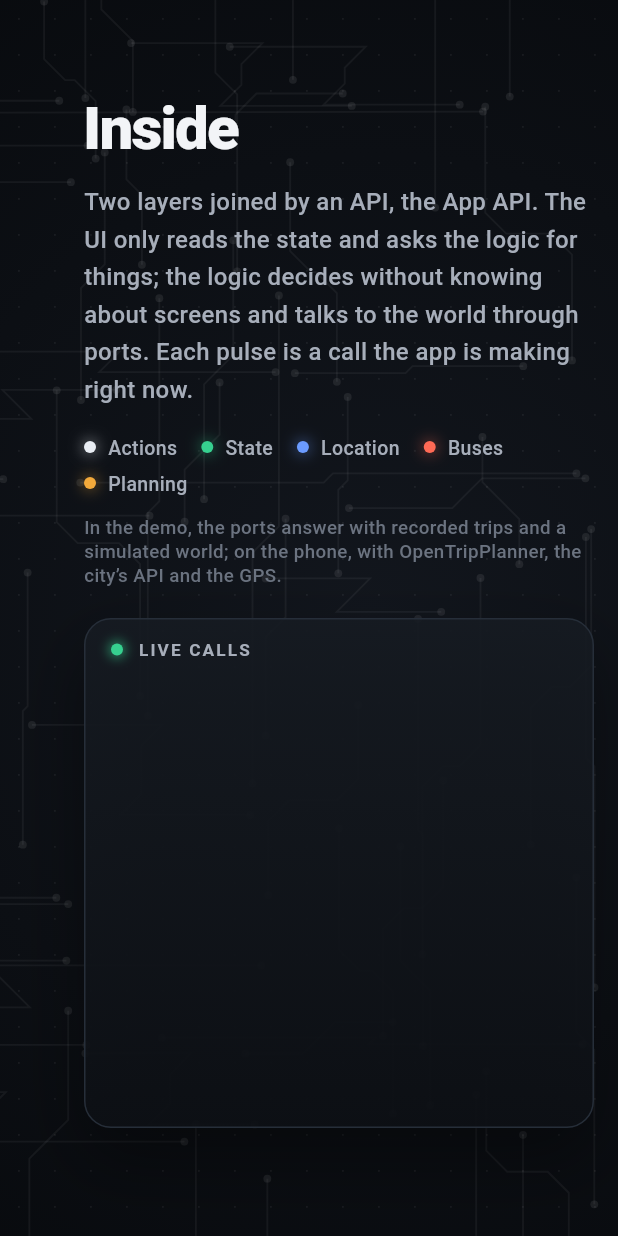
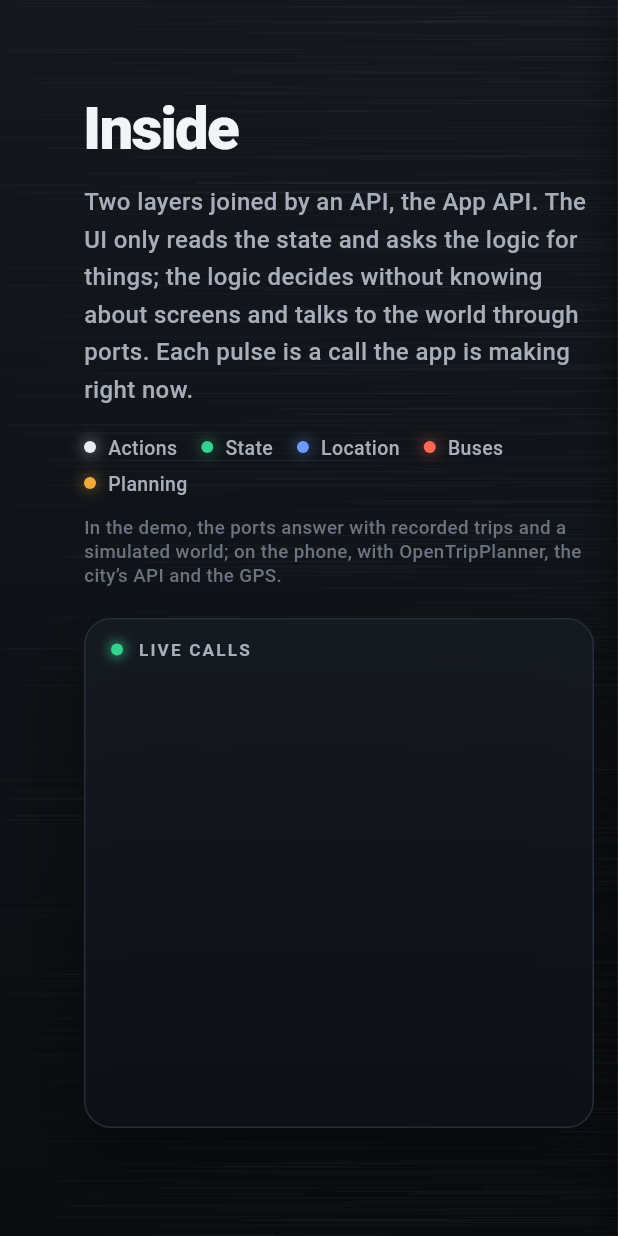
Before and after one commit to Felichz/bondi-uy, a Flutter app: the UnderTheHood widget shown alone on an empty page, opened directly with empty values, on a phone screen of 412 x 824 dp. Run offline on Flutter 3.47's test engine with Material 3 defaults, Android fonts, the phone set to English and light mode, and no system bars; our stand-ins replace flutter_riverpod, geolocator, web; network calls fail.

Commit message:
feat(web): the UI sits on a chassis, the logic on the board

```diff
--- a/lib/ui/texts/texts.dart
+++ b/lib/ui/texts/texts.dart
@@ -179,6 +179,8 @@ abstract class Texts {
   String get webViewPresentation;
   String get webViewByInside;
   String get coreTitle;
+  String get coreLayerUi;
+  String get coreLayerLogic;
   String get coreAlighting;
   String get coreNoteDemo;
   String get coreConsole;
@@ -519,6 +521,10 @@ class TextosEs extends Texts {
   String get webViewByInside => 'Por dentro';
   @override
   String get coreTitle => 'Por dentro';
+  @override
+  String get coreLayerUi => 'CAPA DE UI';
+  @override
+  String get coreLayerLogic => 'CAPA DE LÓGICA';
   @override
   String get coreAlighting =>
       'Dos capas unidas por una API, la App API. La UI solo lee el estado y le '
@@ -912,6 +918,10 @@ class TextosEn extends Texts {
   @override
   String get coreTitle => 'Inside';
   @override
+  String get coreLayerUi => 'UI LAYER';
+  @override
+  String get coreLayerLogic => 'LOGIC LAYER';
+  @override
   String get coreAlighting =>
       'Two layers joined by an API, the App API. The UI only reads the state and '
       'asks the logic for things; the logic decides without knowing about '
--- a/lib/ui/web/under_the_hood.dart
+++ b/lib/ui/web/under_the_hood.dart
@@ -172,6 +172,42 @@ class _Plane {
 
   /// The bodies of the chips (the contract included): the live part is painted underneath,
   /// so a track enters a chip through its pins and does not cross over it.
+  /// Where the circuit board starts: the UI side (the story and the phone)
+  /// sits on the chassis, the logic on the board.
+  late final double boardEdge = connector.right + 4;
+
+  /// The board's outline. It has a notch where the App API sits, so the
+  /// contract stands half on the chassis and half on the board: it is the
+  /// boundary between the two layers.
+  late final Path board = () {
+    final x = boardEdge;
+    final notchX = contract.center.dx;
+    final top = contract.top - 24, bottom = contract.bottom + 24;
+    const outer = Radius.circular(8), inner = Radius.circular(14);
+    return Path()
+      ..moveTo(x, 0)
+      ..lineTo(size.width, 0)
+      ..lineTo(size.width, size.height)
+      ..lineTo(x, size.height)
+      ..lineTo(x, bottom + outer.y)
+      ..arcToPoint(Offset(x + outer.x, bottom), radius: outer)
+      ..lineTo(notchX - inner.x, bottom)
+      ..arcToPoint(
+        Offset(notchX, bottom - inner.y),
+        radius: inner,
+        clockwise: false,
+      )
+      ..lineTo(notchX, top + inner.y)
+      ..arcToPoint(
+        Offset(notchX - inner.x, top),
+        radius: inner,
+        clockwise: false,
+      )
+      ..lineTo(x + outer.x, top)
+      ..arcToPoint(Offset(x, top - outer.y), radius: outer)
+      ..close();
+  }();
+
   late final List<RRect> bodies = [
     RRect.fromRectAndRadius(contract, const Radius.circular(12)),
     for (final ch in chips.values)
@@ -712,7 +748,7 @@ class _ByInsideState extends ConsumerState<UnderTheHood>
   StreamSubscription<Trace>? _traces;
   _Plane? _plane;
   ui.Image? _fixed;
-  (Size, double)? _claveFixed;
+  (Size, double, Language)? _fixedKey;
   double _lastStatus = -10;
 
   /// The piece under the mouse (its card is shown next to it).
@@ -774,7 +810,7 @@ class _ByInsideState extends ConsumerState<UnderTheHood>
 
   /// The fixed part, rasterized once: each frame only copies the image (a
   /// Picture would run its shadows and grid again every time).
-  ui.Image _grabarFijo(_Plane p, double density) {
+  ui.Image _recordFixed(_Plane p, double density) {
     final rec = ui.PictureRecorder();
     final c = Canvas(rec)..scale(density);
     _paintFixed(c, p);
@@ -799,10 +835,10 @@ class _ByInsideState extends ConsumerState<UnderTheHood>
         }
         final plane = _plane!;
         final density = MediaQuery.devicePixelRatioOf(context);
-        if (_claveFixed != (size, density)) {
+        if (_fixedKey != (size, density, tx.language)) {
           _fixed?.dispose();
-          _fixed = _grabarFijo(plane, density);
-          _claveFixed = (size, density);
+          _fixed = _recordFixed(plane, density);
+          _fixedKey = (size, density, tx.language);
         }
         return Material(
           type: MaterialType.transparency,
@@ -1206,8 +1242,42 @@ class _HeartbeatState extends State<_Heartbeat>
 /// chip bodies.
 void _paintFixed(Canvas c, _Plane p) {
   final r = Offset.zero & p.size;
+  final board = p.board;
+
+  // The chassis, under everything: dark brushed metal, a touch cooler than
+  // the board. This is the UI side.
   c.drawRect(
     r,
+    Paint()
+      ..shader = ui.Gradient.linear(r.topCenter, r.bottomCenter, const [
+        Color(0xFF14181E),
+        Color(0xFF0A0C10),
+      ]),
+  );
+  // Brushed grain: fine horizontal streaks of uneven length and brightness.
+  final grain = math.Random(11);
+  for (var i = 0; i < 900; i++) {
+    final y = grain.nextDouble() * p.size.height;
+    final x = grain.nextDouble() * p.size.width;
+    final long = 40 + grain.nextDouble() * 260;
+    c.drawLine(
+      Offset(x, y),
+      Offset(x + long, y),
+      Paint()
+        ..color = Color.fromARGB(4 + grain.nextInt(6), 255, 255, 255)
+        ..strokeWidth = 0.6,
+    );
+  }
+
+  // The board, raised over the chassis: its shadow first, then the board.
+  c.drawPath(
+    board.shift(const Offset(-2, 6)),
+    Paint()
+      ..color = const Color(0x99000000)
+      ..maskFilter = const MaskFilter.blur(BlurStyle.normal, 12),
+  );
+  c.drawPath(
+    board,
     Paint()
       ..shader = ui.Gradient.radial(
         Offset(p.size.width * 0.6, p.size.height * 0.5),
@@ -1215,13 +1285,54 @@ void _paintFixed(Canvas c, _Plane p) {
         const [_backgroundCenter, _backgroundBorder],
       ),
   );
-  // Dot grid.
-  final punto = Paint()..color = const Color(0x0FFFFFFF);
+  // Its edge catches a bit of light.
+  c.drawPath(
+    board,
+    Paint()
+      ..color = const Color(0x1CFFFFFF)
+      ..style = PaintingStyle.stroke
+      ..strokeWidth = 1,
+  );
+
+  // Dot grid, only on the board.
+  final dot = Paint()..color = const Color(0x0FFFFFFF);
   for (var x = 12.0; x < p.size.width; x += 24) {
     for (var y = 12.0; y < p.size.height; y += 24) {
-      c.drawRect(Rect.fromLTWH(x, y, 1.2, 1.2), punto);
-    }
-  }
+      if (x < p.boardEdge + 6 || !board.contains(Offset(x, y))) continue;
+      c.drawRect(Rect.fromLTWH(x, y, 1.2, 1.2), dot);
+    }
+  }
+
+  // Stitching vias along the board's edge.
+  final stitched = [
+    p.contract.inflate(30),
+    for (final ch in p.chips.values) ch.rect.inflate(14),
+  ];
+  for (var y = 18.0; y < p.size.height - 12; y += 22) {
+    final v = Offset(p.boardEdge + 9, y);
+    if (!board.contains(v) || stitched.any((o) => o.contains(v))) continue;
+    c.drawCircle(v, 2.4, Paint()..color = const Color(0x1AFFFFFF));
+    c.drawCircle(v, 1, Paint()..color = _backgroundBorder);
+  }
+
+  // Silkscreen: which layer is which, at the foot of the edge.
+  TextPainter silkscreen(String s) => TextPainter(
+    text: TextSpan(
+      text: s,
+      style: _style(
+        10,
+        const Color(0x40FFFFFF),
+        weight: FontWeight.w700,
+      ).copyWith(letterSpacing: 2.2),
+    ),
+    textDirection: TextDirection.ltr,
+  )..layout();
+  final ui_ = silkscreen(tx.coreLayerUi);
+  final logic = silkscreen(tx.coreLayerLogic);
+  final y = p.size.height - 26;
+  ui_.paint(c, Offset(p.boardEdge - 14 - ui_.width, y));
+  logic.paint(c, Offset(p.boardEdge + 14, y));
+
   // Background tracks: the plate keeps going beyond what is used.
   final chance = math.Random(7);
   final faint =
@@ -1257,6 +1368,9 @@ void _paintFixed(Canvas c, _Plane p) {
             ? _route(a, b, breakValue: (a.dx + b.dx) / 2)
             : _routeVertical(a, b);
     if (busy.any((o) => pts.any(o.contains))) continue;
+    if (pts.any((q) => q.dx < p.boardEdge + 16 || !board.contains(q))) {
+      continue;
+    }
     c.drawPath(Path()..addPolygon(pts, false), faint);
     c.drawCircle(a, 2.6, via);
     c.drawCircle(b, 2.6, via);
```
